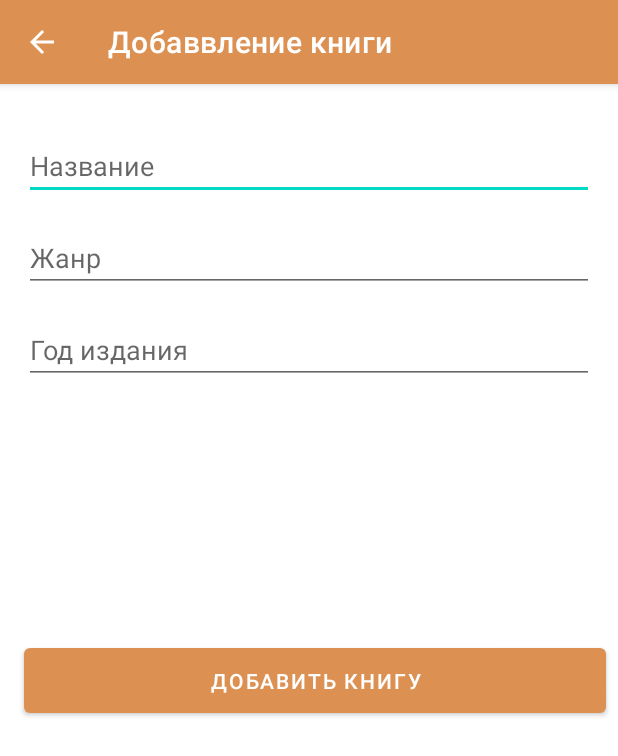
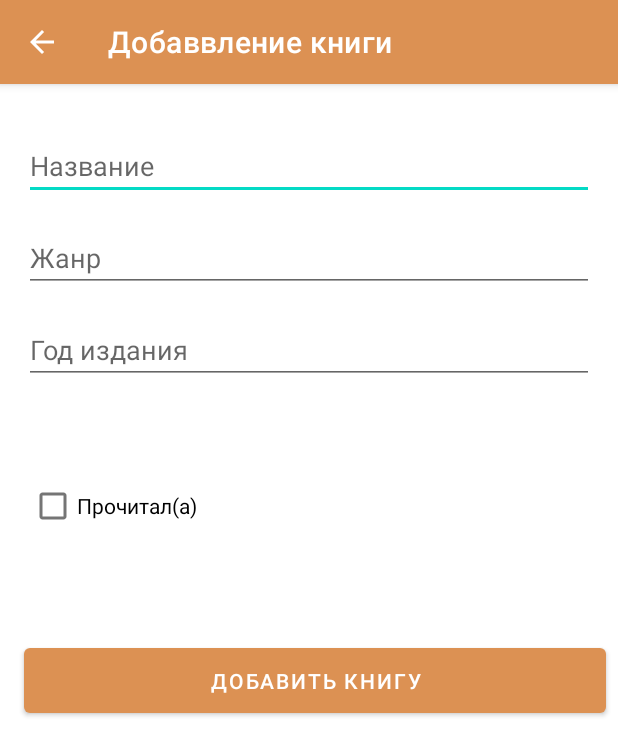
Before and after one commit to FIXAED/BookTracker, an Android app: the BookProfileActivity screen opened directly, with no data from a screen before it, on a phone screen of 412 x 824 dp. Shown: the top 756 px of the screen. Run offline under Robolectric (Android 15) with nearby library versions, the phone set to English and light mode, and no system bars; 1 statement that could not run was skipped.

Commit message:
version 0.1

```diff
--- a/app/src/main/AndroidManifest.xml
+++ b/app/src/main/AndroidManifest.xml
@@ -8,9 +8,9 @@
         android:allowBackup="true"
         android:dataExtractionRules="@xml/data_extraction_rules"
         android:fullBackupContent="@xml/backup_rules"
-        android:icon="@mipmap/ic_launcher"
+        android:icon="@drawable/logo_color"
         android:label="@string/app_name"
-        android:roundIcon="@mipmap/ic_launcher_round"
+        android:roundIcon="@drawable/logo_color"
         android:supportsRtl="true"
         android:theme="@style/Theme.BookTracker"
         tools:targetApi="31">
--- a/app/src/main/java/com/moc/booktracker/controller/BookProfileActivity.java
+++ b/app/src/main/java/com/moc/booktracker/controller/BookProfileActivity.java
@@ -3,12 +3,16 @@ package com.moc.booktracker.controller;
 import androidx.annotation.Nullable;
 import androidx.appcompat.app.AppCompatActivity;
 
+import android.annotation.SuppressLint;
 import android.os.Bundle;
 import android.view.MenuItem;
 import android.view.View;
 import android.widget.Button;
+import android.widget.CheckBox;
+import android.widget.CompoundButton;
 import android.widget.EditText;
 import android.widget.ImageButton;
+import android.widget.TextView;
 import android.widget.Toast;
 
 import com.moc.booktracker.MyApplication;
@@ -30,18 +34,20 @@ public class BookProfileActivity extends AppCompatActivity {
     private EditText yearOfPublicationEditText;
 
     private BookService bookService;
+    CheckBox isReadCheckBox;
     private EditText genreEditText;
     Button saveButton;
     ImageButton deleteButton;
 
-    private BookService studentService;
 
+
+    @SuppressLint("MissingInflatedId")
     @Override
     protected void onCreate(@Nullable Bundle savedInstanceState) {
         super.onCreate(savedInstanceState);
         setContentView(R.layout.activity_book_profile);
 
-        studentService = ((MyApplication) getApplication()).bookService;
+        bookService = ((MyApplication) getApplication()).bookService;
 
         authorId = getIntent().getLongExtra("authorId", -1);
         if (authorId == -1) {
@@ -66,6 +72,7 @@ public class BookProfileActivity extends AppCompatActivity {
         yearOfPublicationEditText = findViewById(R.id.yearOfPublicationEditText);
         genreEditText = findViewById(R.id.genreEditText);
 
+        isReadCheckBox =  findViewById(R.id.isReadCheckBox);
         saveButton = findViewById(R.id.saveButton);
         deleteButton = findViewById(R.id.deleteButton);
 
@@ -73,7 +80,7 @@ public class BookProfileActivity extends AppCompatActivity {
 
         if (isForEditing) {
             new Thread(() -> {
-                book = studentService.getBook(bookId);
+                book = bookService.getBook(bookId);
                 runOnUiThread(() -> {
                     titleEditText.setText(book.getName());
                     yearOfPublicationEditText.setText(book.getYear_of_publication() + "");
@@ -81,6 +88,8 @@ public class BookProfileActivity extends AppCompatActivity {
                 });
             }).start();
         }
+
+
 
         saveButton.setOnClickListener((v) -> {
 
@@ -92,6 +101,12 @@ public class BookProfileActivity extends AppCompatActivity {
             book.setYear_of_publication(Integer.parseInt(yearOfPublicationEditText.getText().toString()));
             book.setGenre(genreEditText.getText().toString());
 
+            if (isReadCheckBox.isChecked()){
+                book.setIs_read(true);
+            }else{
+                book.setIs_read(false);
+            }
+
             if (book.getName() == null || book.getName().length() == 0) {
                 return;
             }
@@ -99,7 +114,7 @@ public class BookProfileActivity extends AppCompatActivity {
             new Thread(() -> {
                 if (!isForEditing) {
                     book.setAuthorId(authorId);
-                    book = studentService.createBook(book);
+                    book = bookService.createBook(book);
                     bookId = book.getId();
                 } else {
                     bookService.editBook(book);
@@ -120,6 +135,7 @@ public class BookProfileActivity extends AppCompatActivity {
             deleteButton.setVisibility(View.GONE);
         }
 
+
         deleteButton.setOnClickListener((v) -> {
             if (isForEditing) {
                 new Thread(() -> {
@@ -128,7 +144,7 @@ public class BookProfileActivity extends AppCompatActivity {
                         runOnUiThread(this::finish);
                     } catch (IllegalArgumentException e) {
                         runOnUiThread(() -> {
-                            Toast.makeText(this, "Failed to delete student", Toast.LENGTH_SHORT).show();
+                            Toast.makeText(this, "Не удалось удалить книгу", Toast.LENGTH_SHORT).show();
                         });
                     }
                 }).start();
@@ -150,4 +166,5 @@ public class BookProfileActivity extends AppCompatActivity {
         return super.onOptionsItemSelected(item);
     }
 
+
 }
--- a/app/src/main/res/layout/activity_book_profile.xml
+++ b/app/src/main/res/layout/activity_book_profile.xml
@@ -78,4 +78,16 @@
         app:layout_constraintHorizontal_bias="0.0"
         app:layout_constraintStart_toStartOf="parent"
         app:layout_constraintTop_toBottomOf="@+id/yearOfPublicationEditText" />
+
+    <CheckBox
+        android:id="@+id/isReadCheckBox"
+        android:layout_width="wrap_content"
+        android:layout_height="wrap_content"
+        android:layout_marginStart="19dp"
+        android:layout_marginTop="16dp"
+        android:layout_marginBottom="24dp"
+        android:text="@string/is_read"
+        app:layout_constraintBottom_toTopOf="@+id/saveButton"
+        app:layout_constraintStart_toStartOf="parent"
+        app:layout_constraintTop_toBottomOf="@+id/yearOfPublicationEditText" />
 </androidx.constraintlayout.widget.ConstraintLayout>
--- a/app/src/main/res/values/strings.xml
+++ b/app/src/main/res/values/strings.xml
@@ -18,6 +18,6 @@
 
     <string name="isbn">ISBN</string>
     <string name="yearOfPublication">Год издания</string>
-
+    <string name="noRead">Не прочитал(а)</string>
 
 </resources>
```
Also changed, not shown: app/src/main/java/com/moc/booktracker/controller/BookActivity.java (+9 -7 lines), app/src/main/java/com/moc/booktracker/controller/adapter/BookAdapter.java (+16 -2 lines), app/src/main/res/layout/item_book.xml (+3 -5 lines), app/src/main/res/drawable/logo_color.png (added).
